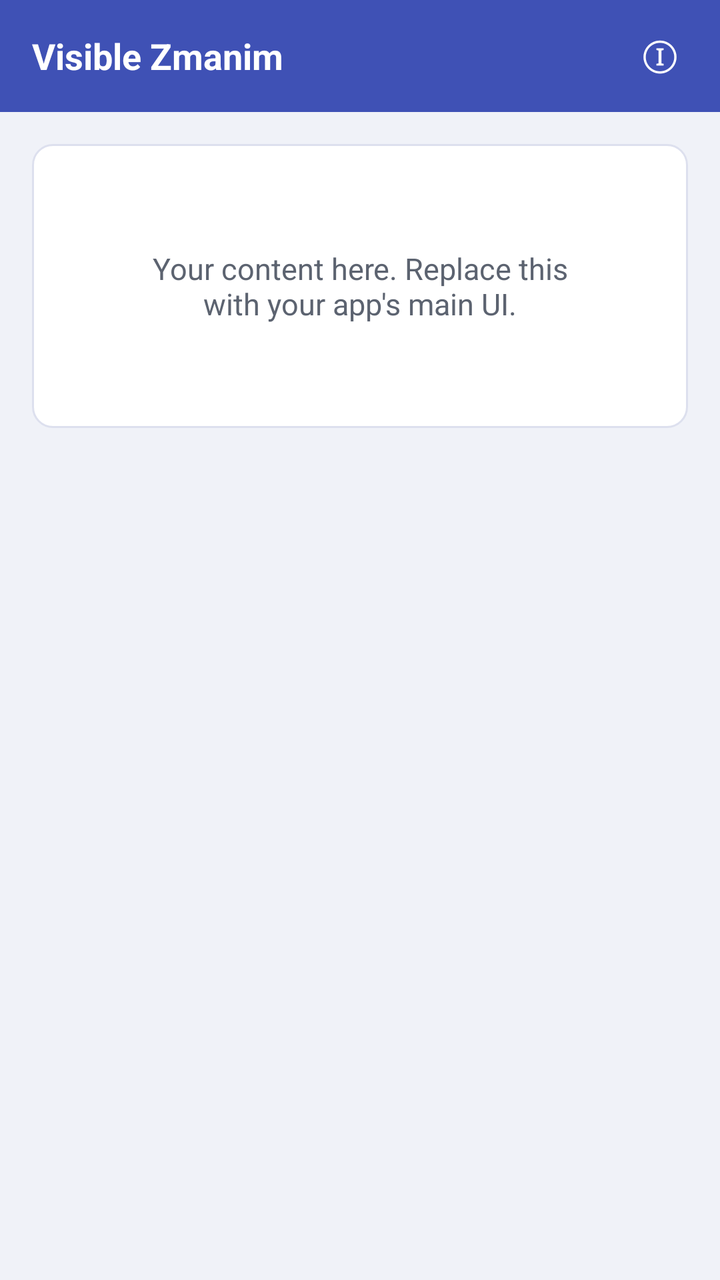
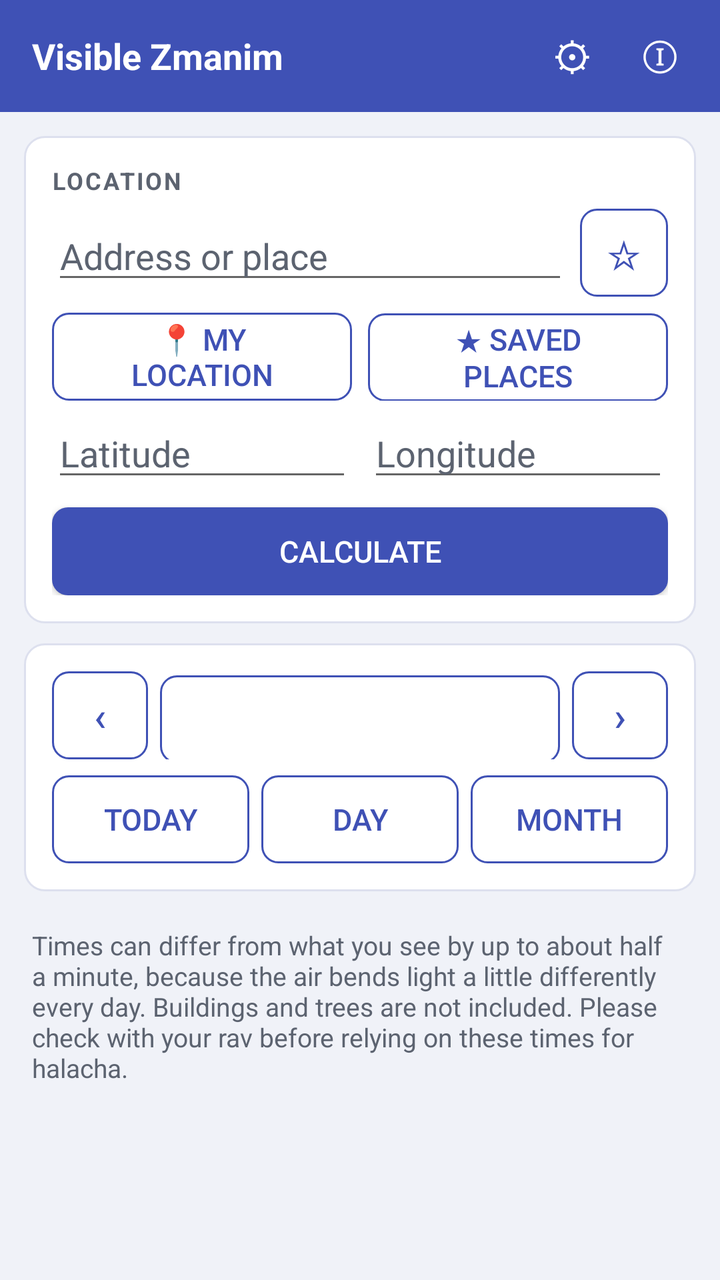

Two renders of the same Android screen: before a commit and after it. Below are the layout's source before the change and the commit's diff.
<!-- AndroidManifest.xml: application theme AppTheme -->
<!-- res/layout/activity_main.xml -->
<?xml version="1.0" encoding="utf-8"?>
<LinearLayout xmlns:android="http://schemas.android.com/apk/res/android"
    android:layout_width="match_parent"
    android:layout_height="match_parent"
    android:orientation="vertical"
    android:background="@color/bg_page">

    
    <LinearLayout
        android:layout_width="match_parent"
        android:layout_height="56dp"
        android:orientation="horizontal"
        android:background="@color/bg_header"
        android:gravity="center_vertical"
        android:paddingLeft="16dp"
        android:paddingRight="8dp">

        <TextView
            android:id="@+id/header_title"
            android:layout_width="0dp"
            android:layout_height="wrap_content"
            android:layout_weight="1"
            android:text="@string/app_name"
            android:textColor="@color/text_on_primary"
            android:textSize="18sp"
            android:textStyle="bold" />

        <Button
            android:id="@+id/btn_info"
            android:layout_width="44dp"
            android:layout_height="44dp"
            android:text="@string/btn_info"
            android:textSize="20sp"
            android:textColor="@color/text_on_primary"
            android:background="@drawable/btn_header"
            android:focusable="true" />
    </LinearLayout>

    
    <ScrollView
        android:layout_width="match_parent"
        android:layout_height="match_parent"
        android:fillViewport="true"
        android:padding="16dp">

        <LinearLayout
            android:layout_width="match_parent"
            android:layout_height="wrap_content"
            android:orientation="vertical">

            <LinearLayout
                android:id="@+id/content_card"
                android:layout_width="match_parent"
                android:layout_height="wrap_content"
                android:orientation="vertical"
                android:background="@drawable/card_bg"
                android:padding="20dp">

                <TextView
                    android:id="@+id/placeholder"
                    android:layout_width="match_parent"
                    android:layout_height="wrap_content"
                    android:text="@string/placeholder_text"
                    android:textColor="@color/text_secondary"
                    android:textSize="15sp"
                    android:gravity="center"
                    android:padding="32dp" />
            </LinearLayout>
        </LinearLayout>
    </ScrollView>
</LinearLayout>
<!-- resources referenced by this layout -->
<resources>
  <string name="placeholder_text">Your content here. Replace this with your app\'s main UI.</string>
  <!-- unchanged entries left out for length: 14 -->
</resources>

<!-- the commit's change to res/layout/activity_main.xml (unified diff, before → after) -->
@@ -5,7 +5,6 @@
     android:orientation="vertical"
     android:background="@color/bg_page">
 
-    
     <LinearLayout
         android:layout_width="match_parent"
         android:layout_height="56dp"
@@ -16,7 +15,6 @@
         android:paddingRight="8dp">
 
         <TextView
-            android:id="@+id/header_title"
             android:layout_width="0dp"
             android:layout_height="wrap_content"
             android:layout_weight="1"
@@ -24,6 +22,17 @@
             android:textColor="@color/text_on_primary"
             android:textSize="18sp"
             android:textStyle="bold" />
+
+        <Button
+            android:id="@+id/btn_settings"
+            android:layout_width="44dp"
+            android:layout_height="44dp"
+            android:text="⚙"
+            android:textSize="20sp"
+            android:textColor="@color/text_on_primary"
+            android:background="@drawable/btn_header"
+            android:contentDescription="Settings"
+            android:focusable="true" />
 
         <Button
             android:id="@+id/btn_info"
@@ -33,39 +42,233 @@
             android:textSize="20sp"
             android:textColor="@color/text_on_primary"
             android:background="@drawable/btn_header"
+            android:contentDescription="About"
             android:focusable="true" />
     </LinearLayout>
 
-    
     <ScrollView
+        android:id="@+id/scroll"
         android:layout_width="match_parent"
         android:layout_height="match_parent"
-        android:fillViewport="true"
-        android:padding="16dp">
+        android:fillViewport="true">
 
         <LinearLayout
             android:layout_width="match_parent"
             android:layout_height="wrap_content"
-            android:orientation="vertical">
-
+            android:orientation="vertical"
+            android:padding="12dp">
+
+            
+            <LinearLayout style="@style/Card">
+                <TextView style="@style/SectionTitle" android:text="Location" />
+
+                <LinearLayout
+                    android:layout_width="match_parent"
+                    android:layout_height="wrap_content"
+                    android:orientation="horizontal"
+                    android:gravity="center_vertical">
+
+                    <AutoCompleteTextView
+                        android:id="@+id/addr"
+                        android:layout_width="0dp"
+                        android:layout_height="wrap_content"
+                        android:layout_weight="1"
+                        android:hint="Address or place"
+                        android:inputType="textPostalAddress"
+                        android:imeOptions="actionSearch"
+                        android:completionThreshold="3"
+                        android:singleLine="true"
+                        android:textColor="@color/text_primary"
+                        android:textColorHint="@color/text_secondary" />
+
+                    <Button
+                        android:id="@+id/btn_fav"
+                        style="@style/BtnOutline"
+                        android:layout_width="44dp"
+                        android:layout_height="44dp"
+                        android:layout_marginLeft="6dp"
+                        android:paddingLeft="0dp"
+                        android:paddingRight="0dp"
+                        android:text="☆"
+                        android:textSize="20sp"
+                        android:contentDescription="Save as a favorite" />
+                </LinearLayout>
+
+                <TextView
+                    android:id="@+id/match_note"
+                    android:layout_width="match_parent"
+                    android:layout_height="wrap_content"
+                    android:textColor="@color/warn"
+                    android:textSize="13sp"
+                    android:visibility="gone" />
+
+                <LinearLayout
+                    android:layout_width="match_parent"
+                    android:layout_height="wrap_content"
+                    android:orientation="horizontal"
+                    android:layout_marginTop="8dp">
+
+                    <Button
+                        android:id="@+id/btn_gps"
+                        style="@style/BtnOutline"
+                        android:layout_width="0dp"
+                        android:layout_height="wrap_content"
+                        android:layout_weight="1"
+                        android:text="📍 My location" />
+
+                    <Button
+                        android:id="@+id/btn_saved"
+                        style="@style/BtnOutline"
+                        android:layout_width="0dp"
+                        android:layout_height="wrap_content"
+                        android:layout_weight="1"
+                        android:layout_marginLeft="8dp"
+                        android:text="★ Saved places" />
+                </LinearLayout>
+
+                <LinearLayout
+                    android:layout_width="match_parent"
+                    android:layout_height="wrap_content"
+                    android:orientation="horizontal"
+                    android:layout_marginTop="4dp">
+
+                    <EditText
+                        android:id="@+id/lat"
+                        android:layout_width="0dp"
+                        android:layout_height="wrap_content"
+                        android:layout_weight="1"
+                        android:hint="Latitude"
+                        android:inputType="numberDecimal|numberSigned"
+                        android:textColor="@color/text_primary"
+                        android:textColorHint="@color/text_secondary" />
+
+                    <EditText
+                        android:id="@+id/lon"
+                        android:layout_width="0dp"
+                        android:layout_height="wrap_content"
+                        android:layout_weight="1"
+                        android:layout_marginLeft="8dp"
+                        android:hint="Longitude"
+                        android:inputType="numberDecimal|numberSigned"
+                        android:textColor="@color/text_primary"
+                        android:textColorHint="@color/text_secondary" />
+                </LinearLayout>
+
+                <Button
+                    android:id="@+id/btn_calc"
+                    style="@style/BtnPrimary"
+                    android:layout_width="match_parent"
+                    android:layout_height="wrap_content"
+                    android:layout_marginTop="8dp"
+                    android:text="Calculate" />
+            </LinearLayout>
+
+            
+            <LinearLayout style="@style/Card">
+                <LinearLayout
+                    android:layout_width="match_parent"
+                    android:layout_height="wrap_content"
+                    android:orientation="horizontal">
+
+                    <Button android:id="@+id/btn_prev" style="@style/BtnOutline" android:layout_width="48dp" android:layout_height="wrap_content" android:text="‹" android:textSize="20sp" android:contentDescription="Previous" />
+                    <Button android:id="@+id/btn_date" style="@style/BtnOutline" android:layout_width="0dp" android:layout_height="wrap_content" android:layout_weight="1" android:layout_marginLeft="6dp" android:layout_marginRight="6dp" />
+                    <Button android:id="@+id/btn_next" style="@style/BtnOutline" android:layout_width="48dp" android:layout_height="wrap_content" android:text="›" android:textSize="20sp" android:contentDescription="Next" />
+                </LinearLayout>
+
+                <LinearLayout
+                    android:layout_width="match_parent"
+                    android:layout_height="wrap_content"
+                    android:orientation="horizontal"
+                    android:layout_marginTop="8dp">
+
+                    <Button android:id="@+id/btn_today" style="@style/BtnOutline" android:layout_width="0dp" android:layout_height="wrap_content" android:layout_weight="1" android:text="Today" />
+                    <Button android:id="@+id/btn_day" style="@style/BtnOutline" android:layout_width="0dp" android:layout_height="wrap_content" android:layout_weight="1" android:layout_marginLeft="6dp" android:text="Day" />
+                    <Button android:id="@+id/btn_month" style="@style/BtnOutline" android:layout_width="0dp" android:layout_height="wrap_content" android:layout_weight="1" android:layout_marginLeft="6dp" android:text="Month" />
+                </LinearLayout>
+            </LinearLayout>
+
+            
             <LinearLayout
-                android:id="@+id/content_card"
+                android:id="@+id/status"
+                style="@style/Card"
+                android:orientation="horizontal"
+                android:gravity="center_vertical"
+                android:visibility="gone">
+
+                <ProgressBar
+                    android:id="@+id/status_spin"
+                    android:layout_width="24dp"
+                    android:layout_height="24dp"
+                    android:layout_marginRight="12dp"
+                    android:indeterminate="true" />
+
+                <TextView
+                    android:id="@+id/status_text"
+                    android:layout_width="0dp"
+                    android:layout_height="wrap_content"
+                    android:layout_weight="1"
+                    android:textColor="@color/text_primary"
+                    android:textSize="14sp" />
+            </LinearLayout>
+
+            
+            <LinearLayout
+                android:id="@+id/day_view"
                 android:layout_width="match_parent"
                 android:layout_height="wrap_content"
                 android:orientation="vertical"
-                android:background="@drawable/card_bg"
-                android:padding="20dp">
-
-                <TextView
-                    android:id="@+id/placeholder"
-                    android:layout_width="match_parent"
-                    android:layout_height="wrap_content"
-                    android:text="@string/placeholder_text"
-                    android:textColor="@color/text_secondary"
-                    android:textSize="15sp"
-                    android:gravity="center"
-                    android:padding="32dp" />
-            </LinearLayout>
+                android:visibility="gone">
+
+                <LinearLayout style="@style/Card">
+                    <TextView style="@style/SectionTitle" android:text="Visible sunrise" />
+                    <TextView android:id="@+id/rise_time" style="@style/BigTime" />
+                    <TextView android:id="@+id/rise_why" style="@style/Why" />
+                    <com.flipphoneguy.visiblezmanim.HorizonView android:id="@+id/rise_draw" android:layout_width="match_parent" android:layout_height="wrap_content" android:layout_marginTop="8dp" />
+                    <Button android:id="@+id/rise_map" style="@style/BtnOutline" android:layout_width="match_parent" android:layout_height="wrap_content" android:layout_marginTop="8dp" android:text="Show the horizon point on a map" />
+                </LinearLayout>
+
+                <LinearLayout style="@style/Card">
+                    <TextView style="@style/SectionTitle" android:text="Visible sunset" />
+                    <TextView android:id="@+id/set_time" style="@style/BigTime" />
+                    <TextView android:id="@+id/set_why" style="@style/Why" />
+                    <com.flipphoneguy.visiblezmanim.HorizonView android:id="@+id/set_draw" android:layout_width="match_parent" android:layout_height="wrap_content" android:layout_marginTop="8dp" />
+                    <Button android:id="@+id/set_map" style="@style/BtnOutline" android:layout_width="match_parent" android:layout_height="wrap_content" android:layout_marginTop="8dp" android:text="Show the horizon point on a map" />
+                </LinearLayout>
+
+                <LinearLayout style="@style/Card">
+                    <TextView style="@style/SectionTitle" android:text="Zmanim" />
+                    <TableLayout android:id="@+id/day_table" android:layout_width="match_parent" android:layout_height="wrap_content" android:stretchColumns="*" android:shrinkColumns="0" />
+                    <TextView android:id="@+id/day_meta" style="@style/Why" android:layout_marginTop="10dp" />
+                </LinearLayout>
+            </LinearLayout>
+
+            
+            <LinearLayout
+                android:id="@+id/month_view"
+                style="@style/Card"
+                android:visibility="gone">
+
+                <LinearLayout
+                    android:layout_width="match_parent"
+                    android:layout_height="wrap_content"
+                    android:orientation="horizontal">
+
+                    <Button android:id="@+id/btn_variant" style="@style/BtnOutline" android:layout_width="0dp" android:layout_height="wrap_content" android:layout_weight="1" />
+                    <Button android:id="@+id/btn_share" style="@style/BtnOutline" android:layout_width="wrap_content" android:layout_height="wrap_content" android:layout_marginLeft="8dp" android:text="Share CSV" />
+                </LinearLayout>
+
+                <HorizontalScrollView android:layout_width="match_parent" android:layout_height="wrap_content" android:layout_marginTop="8dp">
+                    <TableLayout android:id="@+id/month_table" android:layout_width="wrap_content" android:layout_height="wrap_content" />
+                </HorizontalScrollView>
+
+                <TextView android:id="@+id/month_meta" style="@style/Why" android:layout_marginTop="10dp" />
+            </LinearLayout>
+
+            <TextView
+                style="@style/Why"
+                android:layout_marginTop="4dp"
+                android:padding="4dp"
+                android:text="Times can differ from what you see by up to about half a minute, because the air bends light a little differently every day. Buildings and trees are not included. Please check with your rav before relying on these times for halacha." />
         </LinearLayout>
     </ScrollView>
 </LinearLayout>
<!-- resource entries referenced after the edit -->
@@ -1,6 +1,120 @@
 <!-- resources referenced by this layout -->
 <resources>
-  <string name="placeholder_text">Your content here. Replace this with your app\'s main UI.</string>
+  <color name="text_primary">#1A1A2E</color>
+  <color name="warn">#B45309</color>
+  <style name="BigTime">
+          <item name="android:layout_width">match_parent</item>
+          <item name="android:layout_height">wrap_content</item>
+          <item name="android:textColor">@color/text_primary</item>
+          <item name="android:textSize">34sp</item>
+          <item name="android:textStyle">bold</item>
+      </style>
+  <style name="BtnOutline">
+          <item name="android:background">@drawable/btn_outline</item>
+          <item name="android:textColor">@color/btn_outline_text</item>
+          <item name="android:textSize">15sp</item>
+          <item name="android:minHeight">44dp</item>
+          <item name="android:gravity">center</item>
+          <item name="android:focusable">true</item>
+          <item name="android:paddingLeft">16dp</item>
+          <item name="android:paddingRight">16dp</item>
+      </style>
+  <style name="BtnPrimary">
+          <item name="android:background">@drawable/btn_filled</item>
+          <item name="android:textColor">@color/text_on_primary</item>
+          <item name="android:textSize">15sp</item>
+          <item name="android:minHeight">44dp</item>
+          <item name="android:gravity">center</item>
+          <item name="android:focusable">true</item>
+          <item name="android:paddingLeft">16dp</item>
+          <item name="android:paddingRight">16dp</item>
+      </style>
+  <style name="Card">
+          <item name="android:layout_width">match_parent</item>
+          <item name="android:layout_height">wrap_content</item>
+          <item name="android:orientation">vertical</item>
+          <item name="android:background">@drawable/card_bg</item>
+          <item name="android:padding">14dp</item>
+          <item name="android:layout_marginBottom">10dp</item>
+      </style>
+  <style name="SectionTitle">
+          <item name="android:layout_width">match_parent</item>
+          <item name="android:layout_height">wrap_content</item>
+          <item name="android:textColor">@color/text_secondary</item>
+          <item name="android:textSize">12sp</item>
+          <item name="android:textStyle">bold</item>
+          <item name="android:textAllCaps">true</item>
+          <item name="android:letterSpacing">0.08</item>
+          <item name="android:layout_marginBottom">6dp</item>
+      </style>
+  <style name="Why">
+          <item name="android:layout_width">match_parent</item>
+          <item name="android:layout_height">wrap_content</item>
+          <item name="android:textColor">@color/text_secondary</item>
+          <item name="android:textSize">13sp</item>
+      </style>
+  <!-- drawable btn_outline (drawable) -->
+  <?xml version="1.0" encoding="utf-8"?>
+  <selector xmlns:android="http://schemas.android.com/apk/res/android">
+      <item android:state_focused="true" android:state_pressed="false">
+          <shape android:shape="rectangle">
+              <solid android:color="@color/btn_outline_focused_bg" />
+              <corners android:radius="8dp" />
+              <stroke android:width="2dp" android:color="@color/btn_outline_border" />
+          </shape>
+      </item>
+      <item android:state_pressed="true">
+          <shape android:shape="rectangle">
+              <solid android:color="@color/item_pressed_bg" />
+              <corners android:radius="8dp" />
+              <stroke android:width="1dp" android:color="@color/btn_outline_border" />
+          </shape>
+      </item>
+      <item>
+          <shape android:shape="rectangle">
+              <solid android:color="@android:color/transparent" />
+              <corners android:radius="8dp" />
+              <stroke android:width="1dp" android:color="@color/btn_outline_border" />
+          </shape>
+      </item>
+  </selector>
+  <color name="btn_outline_text">#3F51B5</color>
+  <!-- drawable btn_filled (drawable) -->
+  <?xml version="1.0" encoding="utf-8"?>
+  <selector xmlns:android="http://schemas.android.com/apk/res/android">
+      <item android:state_enabled="false">
+          <shape android:shape="rectangle">
+              <solid android:color="@color/btn_disabled" />
+              <corners android:radius="8dp" />
+          </shape>
+      </item>
+      <item android:state_focused="true" android:state_pressed="false">
+          <shape android:shape="rectangle">
+              <solid android:color="@color/btn_focused" />
+              <corners android:radius="8dp" />
+              <stroke android:width="2dp" android:color="#FFFFFF" />
+          </shape>
+      </item>
+      <item android:state_pressed="true">
+          <shape android:shape="rectangle">
+              <solid android:color="@color/btn_pressed" />
+              <corners android:radius="8dp" />
+          </shape>
+      </item>
+      <item>
+          <shape android:shape="rectangle">
+              <solid android:color="@color/btn_normal" />
+              <corners android:radius="8dp" />
+          </shape>
+      </item>
+  </selector>
+  <color name="btn_outline_focused_bg">#E8EAF6</color>
+  <color name="btn_outline_border">#3F51B5</color>
+  <color name="item_pressed_bg">#C5CAF0</color>
+  <color name="btn_disabled">#B0B8D8</color>
+  <color name="btn_focused">#303F9F</color>
+  <color name="btn_pressed">#283593</color>
+  <color name="btn_normal">#3F51B5</color>
   <!-- unchanged entries left out for length: 14 -->
 </resources>
 
